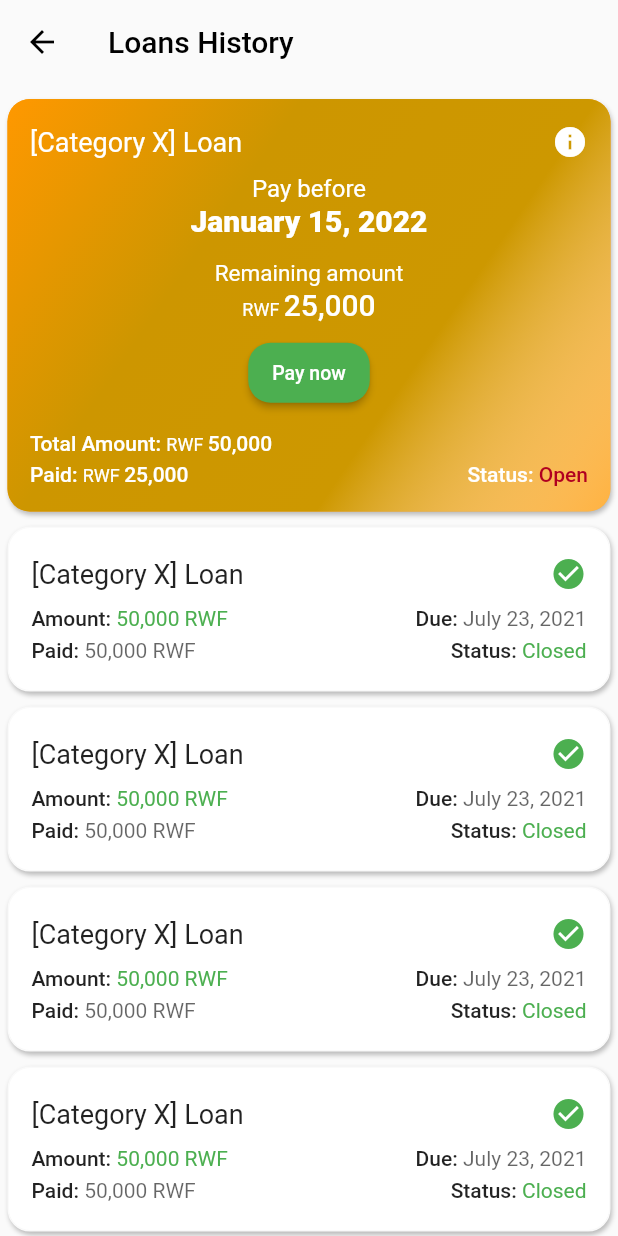
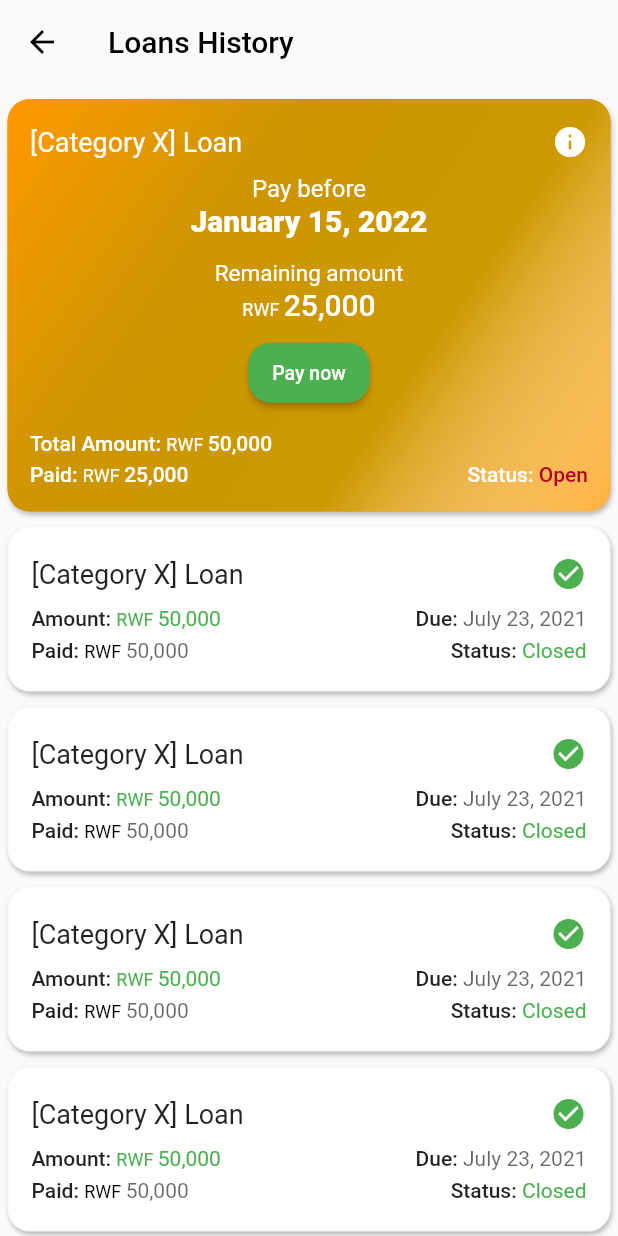
Before and after one commit to coretech/leaf_loan_app, a Flutter app: the LoanHistoryScreen screen opened by its route, on a phone screen of 412 x 824 dp. Run offline on Flutter 3.47's test engine with Material 2 defaults, Android fonts, the phone set to English and light mode, and no system bars; our stand-ins replace firebase_core, flutter_bloc, get_it, hive_flutter, intro_slider, permission_handler; accounts and stored records are empty; statements that could not run were skipped.

Commit message:
feat: correct currency position

```diff
--- a/lib/features/loan_history/presentation/widgets/loan_card.dart
+++ b/lib/features/loan_history/presentation/widgets/loan_card.dart
@@ -85,8 +85,15 @@ class LoanCard extends StatelessWidget {
                           text: 'Amount: ',
                         ),
                         TextSpan(
+                          style: TextStyle(
+                            color: Theme.of(context).primaryColor,
+                            fontSize: 12,
+                          ),
+                          text: 'RWF ',
+                        ),
+                        TextSpan(
                           style: _getAmountTextStyle(context),
-                          text: '${Formatter.formatMoney(totalAmount)} RWF',
+                          text: '${Formatter.formatMoney(totalAmount)}',
                         ),
                       ],
                     ),
@@ -121,8 +128,15 @@ class LoanCard extends StatelessWidget {
                           text: 'Paid: ',
                         ),
                         TextSpan(
+                          style: TextStyle(
+                            color: Theme.of(context).colorScheme.onSurface,
+                            fontSize: 12,
+                          ),
+                          text: 'RWF ',
+                        ),
+                        TextSpan(
                           style: _getPaidTextStyle(context),
-                          text: '${Formatter.formatMoney(paidAmount)} RWF',
+                          text: '${Formatter.formatMoney(paidAmount)}',
                         ),
                       ],
                     ),
```
